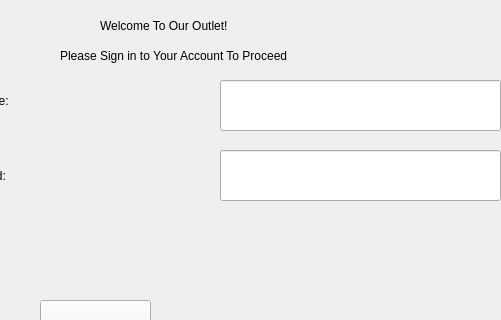
Above: QT_Assignment/signin.ui from Yasmina-Reda/QT_Assignment before the change; both pictures show x 250 to 751 and y 0 to 320 of the 943 by 600 pixel window. Below: the same form after it.
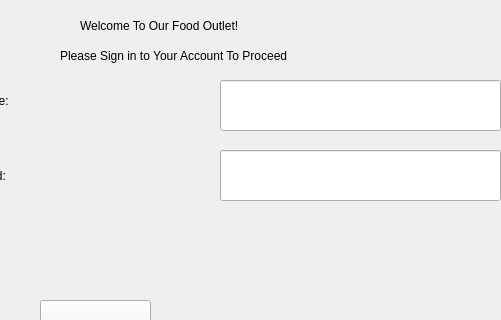
That is the form after the change.

What changed in the file:
```diff
--- a/QT_Assignment/signin.ui
+++ b/QT_Assignment/signin.ui
@@ -17,14 +17,14 @@
    <widget class="QLabel" name="label_WLCM">
     <property name="geometry">
      <rect>
-      <x>350</x>
+      <x>330</x>
       <y>10</y>
       <width>321</width>
       <height>31</height>
      </rect>
     </property>
     <property name="text">
-     <string>Welcome To Our Outlet!</string>
+     <string>Welcome To Our Food Outlet!</string>
     </property>
    </widget>
    <widget class="QLabel" name="label_Prompt">
```
